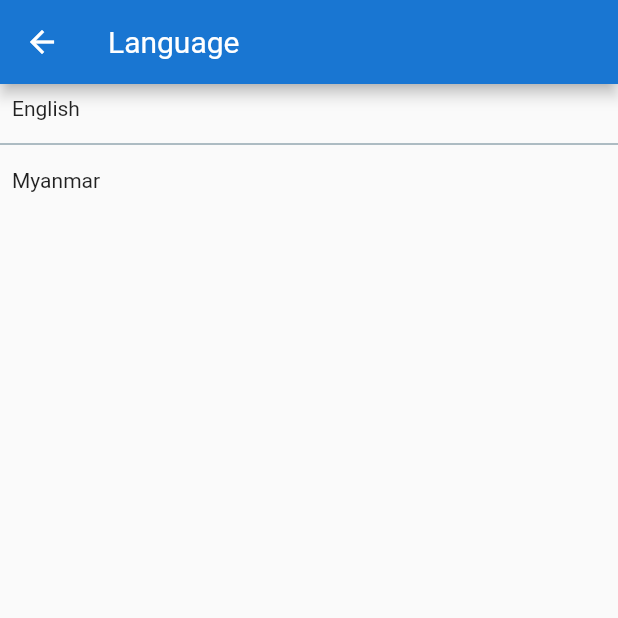
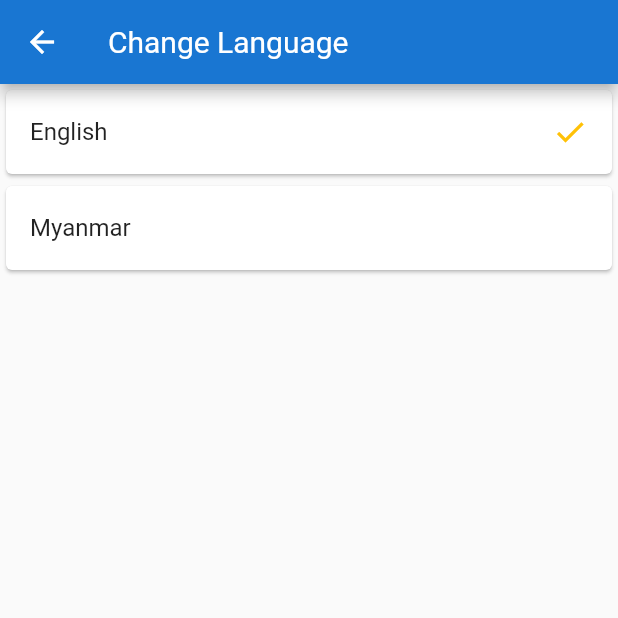
Before and after one commit to DevNweYi/order_app, a Flutter app: the SettingPage screen opened directly, after a tap on the "arrow right" icon, on a phone screen of 412 x 824 dp, the top half of it. Run offline on Flutter 3.47's test engine with Material 2 defaults, Android fonts, the phone set to English and light mode, and no system bars; our stand-ins replace animated_splash_screen, badges, carousel_slider, cloud_firestore, dio, firebase_auth and 13 more; missing offline and left inert: dart:ffi; accounts and stored records are empty; generated files the repository leaves out were written again.

Commit message:
updated language feature

```diff
--- a/lib/main.dart
+++ b/lib/main.dart
@@ -31,18 +31,24 @@ Future<void> main() async {
   if(sharedPreferences.getBool("IsDark") != null && sharedPreferences.getBool("IsDark") == true){
       isDark=true;
   }
+  bool isMyanmar=false;
+  if(sharedPreferences.getString("Language")!=null && sharedPreferences.getString("Language")=="Myanmar"){
+    isMyanmar=true;
+  }
 
   runApp(MyApp(
     isRegistered: isRegistered,
     isDark: isDark,
+    isMyanmar: isMyanmar,
   ));
 }
 
 class MyApp extends StatelessWidget {
   bool? isRegistered;
   bool isDark;
+  bool isMyanmar;
 
-  MyApp({super.key, required this.isRegistered,required this.isDark});
+  MyApp({super.key, required this.isRegistered,required this.isDark,required this.isMyanmar});
 
   // This widget is the root of your application.
   @override
@@ -53,7 +59,7 @@ class MyApp extends StatelessWidget {
     return GetMaterialApp(
       debugShowCheckedModeBanner: false,
       translations: LocaleString(),
-      locale: const Locale('en','US'),
+      locale: isMyanmar? const Locale('my','MM') : const Locale('en','US'),
       title: 'Flutter Demo',
       theme: ThemeData(
           // This is the theme of your application.
--- a/lib/value/app_string.dart
+++ b/lib/value/app_string.dart
@@ -66,6 +66,7 @@ class AppString{
   static const String enter_body="Enter Body";
   static const String account="Account";
   static const String language="Language";
+  static const String change_language="Change Language";
   static const String dark_mode="Dark Mode";
   static const String help="Help";
   static const String about="About";
--- a/lib/view/language_setting_page.dart
+++ b/lib/view/language_setting_page.dart
@@ -1,19 +1,26 @@
 import 'package:flutter/material.dart';
 import 'package:get/get.dart';
+import 'package:shared_preferences/shared_preferences.dart';
 
 import '../value/app_color.dart';
 import '../value/app_string.dart';
 import '../widget/title_text.dart';
 
-class LanguageSettingPage extends StatelessWidget {
+class LanguageSettingPage extends StatefulWidget {
   LanguageSettingPage({super.key});
 
-  final List locale=[
-    {'name':'English','locale':Locale('en','US')},
-    {'name':'Myanmar','locale':Locale('my','MM')},
+  @override
+  State<LanguageSettingPage> createState() => _LanguageSettingPageState();
+}
+
+class _LanguageSettingPageState extends State<LanguageSettingPage> {
+
+  List locale = [
+    {'name': 'English', 'locale': Locale('en', 'US'), 'isSelected': true},
+    {'name': 'Myanmar', 'locale': Locale('my', 'MM'), 'isSelected': false},
   ];
 
-  updateLanguage(Locale locale){
+  updateLanguage(Locale locale) {
     Get.updateLocale(locale);
   }
 
@@ -23,31 +30,97 @@ class LanguageSettingPage extends StatelessWidget {
         appBar: AppBar(
             backgroundColor: AppColor.primary_700,
             title: const TitleText(
-            text: AppString.language,
+              text: AppString.change_language,
               color: AppColor.white,
             )),
-        body: SizedBox(
-          width: double.maxFinite,
-          child: ListView.separated(
-            shrinkWrap: true,
-            itemBuilder: (context, index) {
-              return Padding(
-                padding: const EdgeInsets.all(8.0),
-                child: GestureDetector(
-                  child: Text(locale[index]['name']),onTap: () {
+        body: FutureBuilder<String?>(
+          future: getLanguage(),
+          builder: (context, snapshot) {
+            if (snapshot.data == "Myanmar") {
+              locale = [
+                {
+                  'name': 'English',
+                  'locale': Locale('en', 'US'),
+                  'isSelected': false
+                },
+                {
+                  'name': 'Myanmar',
+                  'locale': Locale('my', 'MM'),
+                  'isSelected': true
+                },
+              ];
+            } else {
+              locale = [
+                {
+                  'name': 'English',
+                  'locale': Locale('en', 'US'),
+                  'isSelected': true
+                },
+                {
+                  'name': 'Myanmar',
+                  'locale': Locale('my', 'MM'),
+                  'isSelected': false
+                },
+              ];
+            }
+            return ListView.builder(
+                itemCount: locale.length,
+                itemBuilder: (BuildContext context, int index) {
+                  bool isSelected = locale[index]['isSelected'];
+                  return Card(
+                    child: ListTile(
+                      title: Text(locale[index]['name']),
+                      trailing: isSelected
+                          ? const Icon(
+                              Icons.check,
+                              color: AppColor.accent,
+                            )
+                          : null,
+                      onTap: () async {
+                        SharedPreferences sharedPreferences =
+                            await SharedPreferences.getInstance();
+                        sharedPreferences.setString(
+                            "Language", locale[index]['name']);
                         updateLanguage(locale[index]['locale']);
+                        setState(() {
+                          if (index == 0) {
+                            locale = [
+                              {
+                                'name': 'English',
+                                'locale': Locale('en', 'US'),
+                                'isSelected': true
+                              },
+                              {
+                                'name': 'Myanmar',
+                                'locale': Locale('my', 'MM'),
+                                'isSelected': false
+                              },
+                            ];
+                          } else if (index == 1) {
+                            locale = [
+                              {
+                                'name': 'English',
+                                'locale': Locale('en', 'US'),
+                                'isSelected': false
+                              },
+                              {
+                                'name': 'Myanmar',
+                                'locale': Locale('my', 'MM'),
+                                'isSelected': true
+                              },
+                            ];
+                          }
+                        });
                       },
                     ),
                   );
+                });
           },
-            separatorBuilder:(context, index) {
-              return const Divider(
-                color: AppColor.blueGrey,
-              );
-            },
-            itemCount: locale.length,
-          ),
-        ),
-    );
+        ));
+  }
+
+  Future<String?> getLanguage() async {
+    SharedPreferences sharedPreferences = await SharedPreferences.getInstance();
+    return sharedPreferences.getString("Language");
   }
 }
--- a/lib/view/login_page.dart
+++ b/lib/view/login_page.dart
@@ -33,8 +33,8 @@ class _LoginPageState extends State<LoginPage> {
   @override
   void initState() {
     super.initState();
-    /* phone_controller.text = "09784314734";
-    password_controller.text = "123"; */
+    phone_controller.text = "09784314734";
+    password_controller.text = "123";
   }
 
   @override
--- a/lib/view/partial/setting_page.dart
+++ b/lib/view/partial/setting_page.dart
@@ -38,7 +38,8 @@ class _SettingPageState extends State<SettingPage> {
             SizedBox(
               height: 30,
             ),
-            Text(AppString.setting,style:Theme.of(context).textTheme.headline5),
+            Text(AppString.setting,
+                style: Theme.of(context).textTheme.headline5),
             Container(
               child: Column(
                 crossAxisAlignment: CrossAxisAlignment.start,
@@ -46,7 +47,8 @@ class _SettingPageState extends State<SettingPage> {
                   SizedBox(
                     height: 50,
                   ),
-                  Text(AppString.account,style:Theme.of(context).textTheme.subtitle1),
+                  Text(AppString.account,
+                      style: Theme.of(context).textTheme.subtitle1),
                   SizedBox(
                     height: 20,
                   ),
@@ -67,7 +69,10 @@ class _SettingPageState extends State<SettingPage> {
                                 future: getUserName(),
                                 builder: (context, snapshot) {
                                   if (snapshot.hasData) {
-                                    return Text(snapshot.data!,style:Theme.of(context).textTheme.bodyText1);
+                                    return Text(snapshot.data!,
+                                        style: Theme.of(context)
+                                            .textTheme
+                                            .bodyText1);
                                   } else if (snapshot.hasError) {
                                     return RegularText(
                                         text: snapshot.error.toString());
@@ -83,7 +88,10 @@ class _SettingPageState extends State<SettingPage> {
                                 future: getUserPhone(),
                                 builder: (context, snapshot) {
                                   if (snapshot.hasData) {
-                                    return Text(snapshot.data!,style:Theme.of(context).textTheme.bodyText2);
+                                    return Text(snapshot.data!,
+                                        style: Theme.of(context)
+                                            .textTheme
+                                            .bodyText2);
                                   } else if (snapshot.hasError) {
                                     return SmallText(
                                         text: snapshot.error.toString());
@@ -101,7 +109,8 @@ class _SettingPageState extends State<SettingPage> {
                     height: 1,
                     color: AppColor.grey_100,
                   ),
-                   Text(AppString.setting,style:Theme.of(context).textTheme.subtitle1),
+                  Text(AppString.setting,
+                      style: Theme.of(context).textTheme.subtitle1),
                   SizedBox(
                     height: 20,
                   ),
@@ -109,7 +118,7 @@ class _SettingPageState extends State<SettingPage> {
                     mainAxisAlignment: MainAxisAlignment.spaceBetween,
                     children: [
                       Row(
-                        children:  [
+                        children: [
                           CircleAvatar(
                               backgroundColor: Color(0xFFFFF3E0),
                               child: Icon(
@@ -119,20 +128,38 @@ class _SettingPageState extends State<SettingPage> {
                           SizedBox(
                             width: 20,
                           ),
-                           Text(AppString.language,style:Theme.of(context).textTheme.bodyText1),
+                          Text(AppString.language,
+                              style: Theme.of(context).textTheme.bodyText1),
                         ],
                       ),
                       Row(
                         children: [
-                          Text('English',style:Theme.of(context).textTheme.bodyText2),
+                          FutureBuilder<String?>(
+                            future: getLanguage(),
+                            builder: (context, snapshot) {
+                              if (snapshot.hasData) {
+                                return Text(snapshot.data!,
+                                        style: Theme.of(context)
+                                            .textTheme
+                                            .bodyText2);
+                              } else if (snapshot.hasError) {
+                                return SmallText(
+                                    text: snapshot.error.toString());
+                              }
+                              return Text('English',
+                                        style: Theme.of(context)
+                                            .textTheme
+                                            .bodyText2);
+                            },
+                          ),
                           SizedBox(
                             width: 5,
                           ),
                           IconButton(
                             icon: Icon(Icons.arrow_right),
                             onPressed: () {
-                              Navigator.of(context).push(
-                              MaterialPageRoute(builder: (context) => LanguageSettingPage()));
+                              Navigator.of(context).push(MaterialPageRoute(
+                                  builder: (context) => LanguageSettingPage()));
                             },
                           )
                         ],
@@ -156,14 +183,15 @@ class _SettingPageState extends State<SettingPage> {
                           SizedBox(
                             width: 20,
                           ),
-                          Text(AppString.notification,style:Theme.of(context).textTheme.bodyText1),
+                          Text(AppString.notification,
+                              style: Theme.of(context).textTheme.bodyText1),
                         ],
                       ),
                       IconButton(
                         icon: Icon(Icons.arrow_right),
                         onPressed: () {
-                          Navigator.of(context).push(
-                              MaterialPageRoute(builder: (context) => const NotiSettingPage()));
+                          Navigator.of(context).push(MaterialPageRoute(
+                              builder: (context) => const NotiSettingPage()));
                         },
                       )
                     ],
@@ -175,7 +203,7 @@ class _SettingPageState extends State<SettingPage> {
                       mainAxisAlignment: MainAxisAlignment.spaceBetween,
                       children: [
                         Row(
-                          children:  [
+                          children: [
                             CircleAvatar(
                                 backgroundColor: Color(0xFFEDE7F6),
                                 child: Icon(
@@ -185,7 +213,8 @@ class _SettingPageState extends State<SettingPage> {
                             SizedBox(
                               width: 20,
                             ),
-                            Text(AppString.dark_mode,style:Theme.of(context).textTheme.bodyText1),
+                            Text(AppString.dark_mode,
+                                style: Theme.of(context).textTheme.bodyText1),
                           ],
                         ),
                         FutureBuilder<bool>(
@@ -197,7 +226,7 @@ class _SettingPageState extends State<SettingPage> {
                                   value: isSwitched,
                                   onChanged: (value) {
                                     setState(() {
-                                      isSwitched=value;
+                                      isSwitched = value;
                                     });
                                     setTheme(value);
                                     if (value) {
@@ -222,7 +251,7 @@ class _SettingPageState extends State<SettingPage> {
                     mainAxisAlignment: MainAxisAlignment.spaceBetween,
                     children: [
                       Row(
-                        children:  [
+                        children: [
                           CircleAvatar(
                               backgroundColor: Color(0xFFE1F5FE),
                               child: Icon(
@@ -232,14 +261,15 @@ class _SettingPageState extends State<SettingPage> {
                           SizedBox(
                             width: 20,
                           ),
-                           Text(AppString.help,style:Theme.of(context).textTheme.bodyText1),
+                          Text(AppString.help,
+                              style: Theme.of(context).textTheme.bodyText1),
                         ],
                       ),
                       IconButton(
                         icon: Icon(Icons.arrow_right),
                         onPressed: () {
-                          Navigator.of(context).push(
-                              MaterialPageRoute(builder: (context) => const HelpSettingPage()));
+                          Navigator.of(context).push(MaterialPageRoute(
+                              builder: (context) => const HelpSettingPage()));
                         },
                       )
                     ],
@@ -261,14 +291,15 @@ class _SettingPageState extends State<SettingPage> {
                           SizedBox(
                             width: 20,
                           ),
-                          Text(AppString.about,style:Theme.of(context).textTheme.bodyText1),
+                          Text(AppString.about,
+                              style: Theme.of(context).textTheme.bodyText1),
                         ],
                       ),
                       IconButton(
                         icon: Icon(Icons.arrow_right),
                         onPressed: () {
-                           Navigator.of(context).push(
-                              MaterialPageRoute(builder: (context) => const AboutSettingPage()));
+                          Navigator.of(context).push(MaterialPageRoute(
+                              builder: (context) => const AboutSettingPage()));
                         },
                       )
                     ],
@@ -295,13 +326,12 @@ class _SettingPageState extends State<SettingPage> {
   Future<bool> getIsDark() async {
     SharedPreferences sharedPreferences = await SharedPreferences.getInstance();
     bool? isDark = sharedPreferences.getBool("IsDark");
-    if(isDark == null){
-        return false;
-    }else{
-      if(isDark){
+    if (isDark == null) {
+      return false;
+    } else {
+      if (isDark) {
         return true;
-      }
-      else {
+      } else {
         return false;
       }
     }
@@ -311,4 +341,9 @@ class _SettingPageState extends State<SettingPage> {
     SharedPreferences sharedPreferences = await SharedPreferences.getInstance();
     sharedPreferences.setBool("IsDark", value);
   }
+
+  Future<String?> getLanguage() async {
+    SharedPreferences sharedPreferences = await SharedPreferences.getInstance();
+    return sharedPreferences.getString("Language");
+  }
 }
```
Lines whose indentation alone changed are shown as unchanged.
